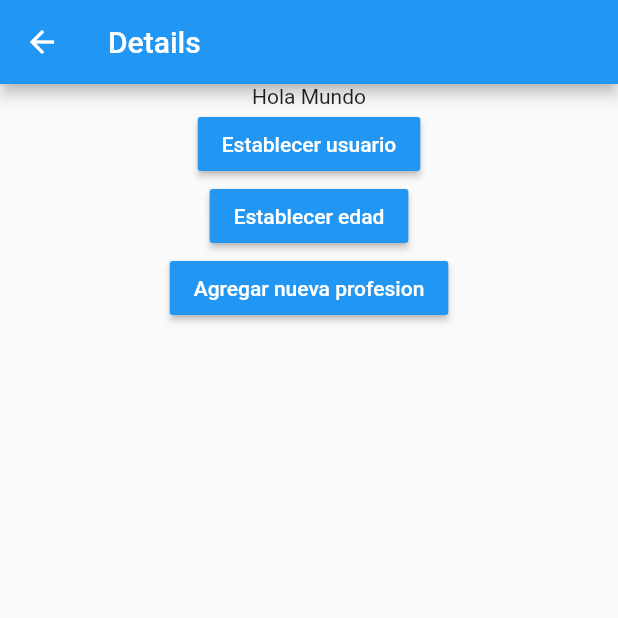
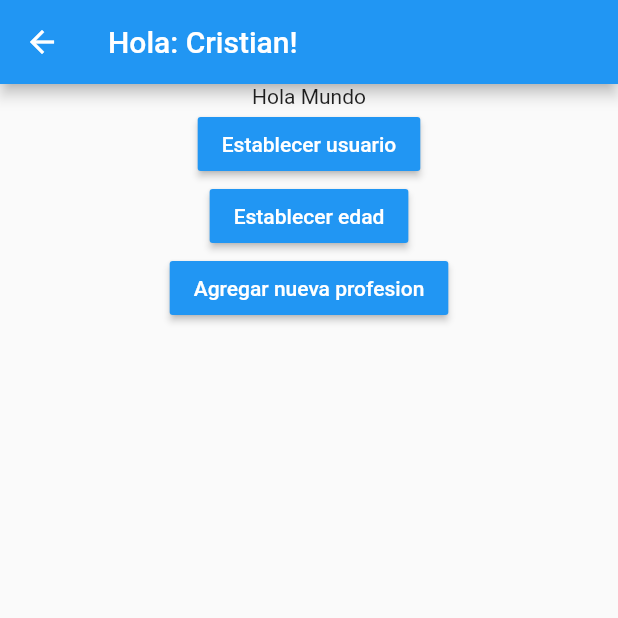
Before and after one commit to CrisRonda/Flutter-Singleton-Bloc-Cubit-Provider, a Flutter app: the DetailsPage screen opened by its route, after a tap on "Establecer usuario", on a phone screen of 412 x 824 dp, the top half of it. Run offline on Flutter 3.47's test engine with Material 2 defaults, Android fonts, the phone set to English and light mode, and no system bars.

Commit message:
finish singleton example

```diff
--- a/lib/models/user.dart
+++ b/lib/models/user.dart
@@ -1,8 +1,8 @@
 class User {
   String name;
-  int edad;
-  List<String> professions;
+  int age;
+  List<String>? professions;
 
-  User({required this.name, required this.edad, this.professions = const []});
+  User({required this.name, required this.age, this.professions});
 
 }
--- a/lib/pages/details_page.dart
+++ b/lib/pages/details_page.dart
@@ -1,18 +1,31 @@
 import 'package:flutter/material.dart';
+import 'package:states/models/user.dart';
+import 'package:states/services/user_service.dart';
 
 class DetailsPage extends StatelessWidget {
   @override
   Widget build(BuildContext context) {
     return Scaffold(
       appBar: AppBar(
-        title: Text("Details"),
+        title: StreamBuilder(
+          stream: userService.userStream,
+          builder: (BuildContext context, AsyncSnapshot<User> snapshot) {
+            return Container(
+              child: Text(userService.existUser
+                  ? 'Hola: ${userService.user.name}!'
+                  : "Setup"),
+            );
+          },
+        ),
       ),
       body: Center(
         child: Column(
           children: [
             Text('Hola Mundo'),
             MaterialButton(
-              onPressed: () {},
+              onPressed: () {
+                userService.setUser(User(name: "Cristian", age: 12));
+              },
               child: Text("Establecer usuario",
                   style: TextStyle(
                     color: Colors.white,
@@ -20,7 +33,11 @@ class DetailsPage extends StatelessWidget {
               color: Colors.blue,
             ),
             MaterialButton(
-              onPressed: () {},
+              onPressed: () {
+                if (userService.existUser) {
+                  userService.setAge(35);
+                }
+              },
               child: Text("Establecer edad",
                   style: TextStyle(
                     color: Colors.white,
--- a/lib/pages/home_page.dart
+++ b/lib/pages/home_page.dart
@@ -1,4 +1,6 @@
 import 'package:flutter/material.dart';
+import 'package:states/models/user.dart';
+import 'package:states/services/user_service.dart';
 
 class HomePage extends StatelessWidget {
   @override
@@ -10,12 +12,23 @@ class HomePage extends StatelessWidget {
       floatingActionButton: FloatingActionButton(
           child: Icon(Icons.ac_unit),
           onPressed: () => Navigator.pushNamed(context, 'details')),
-      body: UserDetails(),
+      body: StreamBuilder(
+        stream: userService.userStream,
+        builder: (BuildContext context, AsyncSnapshot<User> snapshot) {
+          return snapshot.hasData
+              ? UserDetails(userService.user)
+              : Center(child: Text("Usuario no existe"));
+        },
+      ),
     );
   }
 }
 
 class UserDetails extends StatelessWidget {
+  final User user;
+
+  const UserDetails(this.user);
+
   @override
   Widget build(BuildContext context) {
     return Container(
@@ -32,10 +45,10 @@ class UserDetails extends StatelessWidget {
           ),
           Divider(),
           ListTile(
-            title: Text("Nombre"),
+            title: Text(this.user.name),
           ),
           ListTile(
-            title: Text("Edad"),
+            title: Text(this.user.age.toString()),
           ),
           Text(
             'Profesiones',
--- /dev/null
+++ b/lib/services/user_service.dart
@@ -0,0 +1,35 @@
+import 'dart:async';
+
+import 'package:states/models/user.dart';
+
+// Private class
+class _UserService {
+  User? _user;
+
+  StreamController<User> _userStreamController =
+      new StreamController<User>.broadcast();
+
+  User get user => this._user!;
+
+  Stream<User> get userStream => this._userStreamController.stream;
+
+  bool get existUser => (this._user != null) ? true : false;
+
+  setUser(User newUser) {
+    this._user = newUser;
+    this._userStreamController.add(newUser);
+  }
+
+  setAge(int age) {
+    this._user?.age = age;
+    this._userStreamController.add(this._user!);
+  }
+
+  dispose() {
+    this._userStreamController.close();
+  }
+}
+
+// export the singleton
+
+final userService = new _UserService();
```
